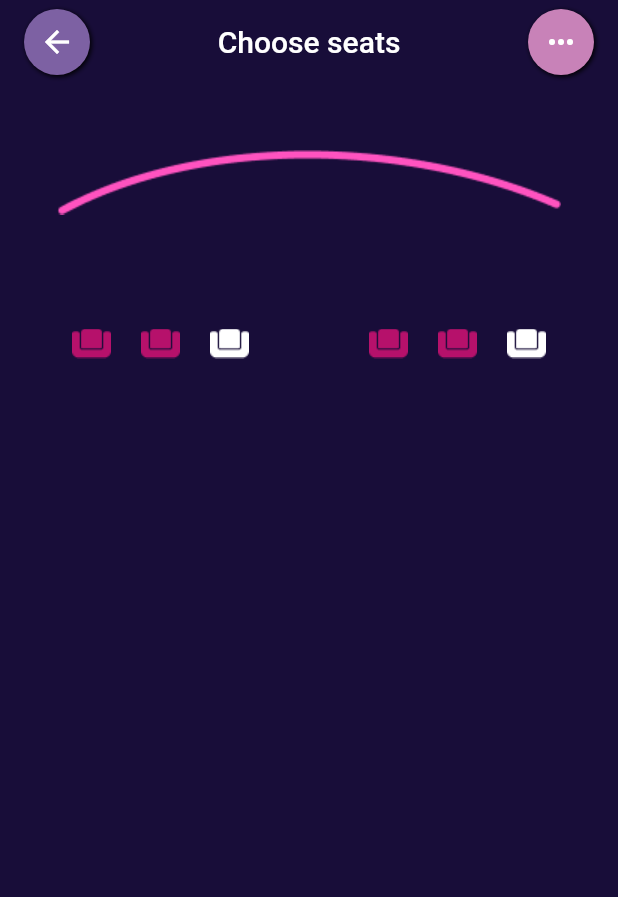
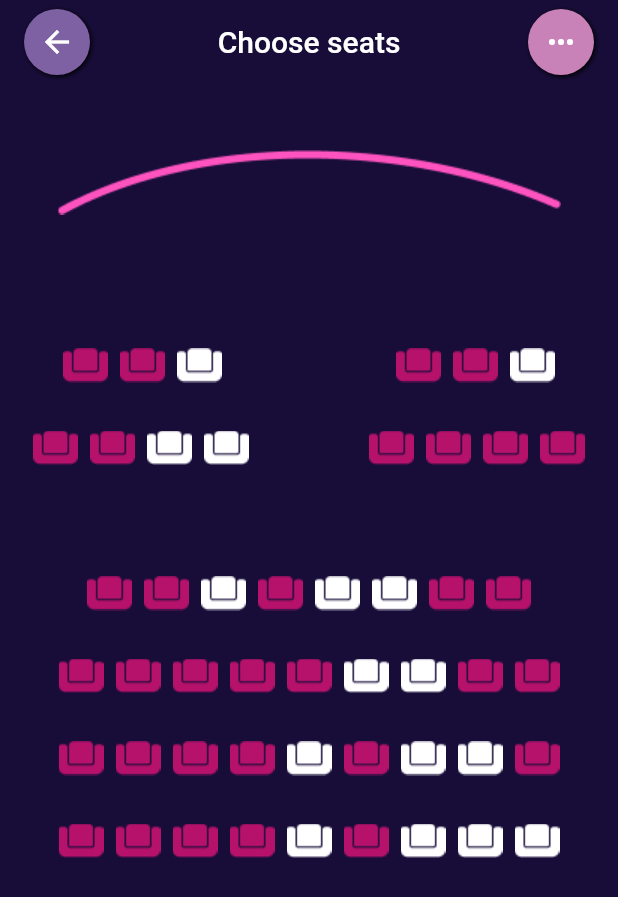
Before and after one commit to akashkampoowale/movie_ticket_app_assignment, a Flutter app: the screen it shows after launch, after a tap on "Reservation", on a phone screen of 412 x 824 dp. Shown: the top 897 px of the screen. Run offline on Flutter 3.47's test engine with Material 2 defaults, Android fonts, the phone set to English and light mode, and no system bars.

Commit message:
Seat selection screen platinum and gold row - add gold and platinum seats

```diff
--- /dev/null
+++ b/lib/common/extensions/seat_extensions.dart
@@ -0,0 +1,16 @@
+
+import 'package:flutter/material.dart';
+import 'package:movie_ticket_app/common/resource/colors.dart';
+import 'package:movie_ticket_app/reservation/modal/seat.dart';
+
+extension SeatExtension on Seat{
+  Color getSeatColor(){
+    if(isAlreadySelected == false && isSelected == true){
+      return selectedSeatColor;
+    }else if(isAlreadySelected == false){
+      return Colors.white;
+    }
+    return alreadySelectedSeatColor;
+
+  }
+}
--- a/lib/common/resource/colors.dart
+++ b/lib/common/resource/colors.dart
@@ -9,3 +9,5 @@ const selectDayTextColor = Color(0xffBCB1CF);
 const circularBtnColor1 = Color(0xff7D61A3);
 const circularBtnColor2 = Color(0xffC882B8);
 const seatSelectionScreenBgColor = Color(0xff180D39);
+const selectedSeatColor = Color(0xff09FBD3);
+const alreadySelectedSeatColor = Color(0xffB6116B);
--- a/lib/reservation/modal/seat.dart
+++ b/lib/reservation/modal/seat.dart
@@ -19,3 +19,65 @@ final List<Seat> silverSeatsB = [
   Seat(seatNo: 5,isSelected: true, isAlreadySelected: true),
   Seat(seatNo: 6,isSelected: false, isAlreadySelected: false),
 ];
+
+final List<Seat> silverSeatsC = [
+  Seat(seatNo: 7,isSelected: true, isAlreadySelected: true),
+  Seat(seatNo: 8,isSelected: true, isAlreadySelected: true),
+  Seat(seatNo: 9,isSelected: false, isAlreadySelected: false),
+  Seat(seatNo: 10,isSelected: false, isAlreadySelected: false),
+];
+
+final List<Seat> silverSeatsD = [
+  Seat(seatNo: 11,isSelected: true, isAlreadySelected: true),
+  Seat(seatNo: 12,isSelected: true, isAlreadySelected: true),
+  Seat(seatNo: 13,isSelected: true, isAlreadySelected: true),
+  Seat(seatNo: 14,isSelected: true, isAlreadySelected: true),
+];
+
+final List<Seat> goldSeatsA = [
+  Seat(seatNo: 15,isSelected: true, isAlreadySelected: true),
+  Seat(seatNo: 16,isSelected: true, isAlreadySelected: true),
+  Seat(seatNo: 17,isSelected: false, isAlreadySelected: false),
+  Seat(seatNo: 18,isSelected: true, isAlreadySelected: true),
+  Seat(seatNo: 19,isSelected: false, isAlreadySelected: false),
+  Seat(seatNo: 20,isSelected: false, isAlreadySelected: false),
+  Seat(seatNo: 21,isSelected: true, isAlreadySelected: true),
+  Seat(seatNo: 22,isSelected: true, isAlreadySelected: true),
+];
+
+final List<Seat> platinumSeatsA = [
+  Seat(seatNo: 23,isSelected: true, isAlreadySelected: true),
+  Seat(seatNo: 24,isSelected: true, isAlreadySelected: true),
+  Seat(seatNo: 25,isSelected: true, isAlreadySelected: true),
+  Seat(seatNo: 26,isSelected: true, isAlreadySelected: true),
+  Seat(seatNo: 27,isSelected: true, isAlreadySelected: true),
+  Seat(seatNo: 28,isSelected: false, isAlreadySelected: false),
+  Seat(seatNo: 29,isSelected: false, isAlreadySelected: false),
+  Seat(seatNo: 30,isSelected: true, isAlreadySelected: true),
+  Seat(seatNo: 31,isSelected: true, isAlreadySelected: true),
+];
+
+final List<Seat> platinumSeatsB = [
+
+  Seat(seatNo: 32,isSelected: true, isAlreadySelected: true),
+  Seat(seatNo: 33,isSelected: true, isAlreadySelected: true),
+  Seat(seatNo: 34,isSelected: true, isAlreadySelected: true),
+  Seat(seatNo: 35,isSelected: true, isAlreadySelected: true),
+  Seat(seatNo: 36,isSelected: false, isAlreadySelected: false),
+  Seat(seatNo: 37,isSelected: true, isAlreadySelected: true),
+  Seat(seatNo: 38,isSelected: false, isAlreadySelected: false),
+  Seat(seatNo: 39,isSelected: false, isAlreadySelected: false),
+  Seat(seatNo: 40,isSelected: true, isAlreadySelected: true),
+];
+
+final List<Seat> platinumSeatsC = [
+  Seat(seatNo: 41,isSelected: true, isAlreadySelected: true),
+  Seat(seatNo: 42,isSelected: true, isAlreadySelected: true),
+  Seat(seatNo: 43,isSelected: true, isAlreadySelected: true),
+  Seat(seatNo: 44,isSelected: true, isAlreadySelected: true),
+  Seat(seatNo: 45,isSelected: false, isAlreadySelected: false),
+  Seat(seatNo: 46,isSelected: true, isAlreadySelected: true),
+  Seat(seatNo: 47,isSelected: false, isAlreadySelected: false),
+  Seat(seatNo: 48,isSelected: false, isAlreadySelected: false),
+  Seat(seatNo: 49,isSelected: false, isAlreadySelected: false),
+];
--- a/lib/reservation/seat_selection.dart
+++ b/lib/reservation/seat_selection.dart
@@ -1,5 +1,6 @@
 import 'package:flutter/material.dart';
 import 'package:movie_ticket_app/common/appbar/app_bar.dart';
+import 'package:movie_ticket_app/common/extensions/seat_extensions.dart';
 import 'package:movie_ticket_app/common/resource/colors.dart';
 import 'package:movie_ticket_app/common/resource/paths.dart';
 import 'package:movie_ticket_app/reservation/modal/seat.dart';
@@ -18,7 +19,7 @@ class SeatSelectionScreen extends StatelessWidget {
       body: Container(
         width: double.infinity,
         height: double.infinity,
-        decoration: BoxDecoration(
+        decoration: const BoxDecoration(
           color: seatSelectionScreenBgColor,
         ),
 
@@ -48,15 +49,18 @@ class _SeatsSelection extends StatelessWidget {
     return Column(
       children: [
         Padding(
-          padding: const EdgeInsets.only(left: 38,top: 68,right: 38,bottom: 10),
-          child: Row(
-            children: [
-              _SeatRow(seats: silverSeatsA),
-              const Spacer(),
-              _SeatRow(seats: silverSeatsB),
-            ],
-          ),
+          padding: const EdgeInsets.only(left: 38,top:68,right: 38,),
+          child: _SeatRows(leftSeats: silverSeatsA, rightSeats: silverSeatsB,),
         ),
+        Padding(
+          padding: const EdgeInsets.only(left: 18,right: 18),
+          child: _SeatRows(leftSeats: silverSeatsC, rightSeats: silverSeatsD,),
+        ),
+        const SizedBox(height: 42,),
+        _SeatRow(seats: goldSeatsA),
+        _SeatRow(seats: platinumSeatsA),
+        _SeatRow(seats: platinumSeatsB),
+        _SeatRow(seats: platinumSeatsC),
       ],
     );
   }
@@ -71,19 +75,14 @@ class _SeatRow extends StatefulWidget {
 }
 
 class _SeatRowState extends State<_SeatRow> {
-  String _getSeat(Seat seat){
-      if(seat.isSelected == true){
-        return '/reserved_seat.png';
-      }
-      return '/vacant_seat.png';
-  }
+
 
   @override
   Widget build(BuildContext context) {
     return Row(
-      mainAxisAlignment: MainAxisAlignment.spaceBetween,
+      mainAxisAlignment: MainAxisAlignment.center,
       children: widget.seats.map((seat) => Padding(
-        padding: const EdgeInsets.all(8.0),
+        padding: const EdgeInsets.only(left: 4,right: 4,top: 20,bottom: 10,),
         child: InkWell(
           onTap: (){
             if(seat.isAlreadySelected == false){
@@ -94,11 +93,32 @@ class _SeatRowState extends State<_SeatRow> {
 
           },
           child: SizedBox(
-                    width: 30,height: 20,
-                    child: Image.asset('$imagesPath${_getSeat(seat)}'),
+                    width: 30,height: 25,
+                    child: Image.asset('$imagesPath/seat.png',color: seat.getSeatColor(),),
           ),
         ),
       )).toList(),
     );
   }
 }
+
+
+class _SeatRows extends StatelessWidget {
+
+  final List<Seat> leftSeats;
+  final List<Seat> rightSeats;
+
+  const _SeatRows({Key? key, required this.leftSeats,required this.rightSeats,}) : super(key: key);
+
+  @override
+  Widget build(BuildContext context) {
+
+    return Row(
+      children: [
+        _SeatRow(seats: leftSeats),
+        const Spacer(),
+        _SeatRow(seats: rightSeats),
+      ],
+    );
+  }
+}
```
Also changed, not shown: assets/images/seat.png (renamed from assets/images/vacant_seat.png).
